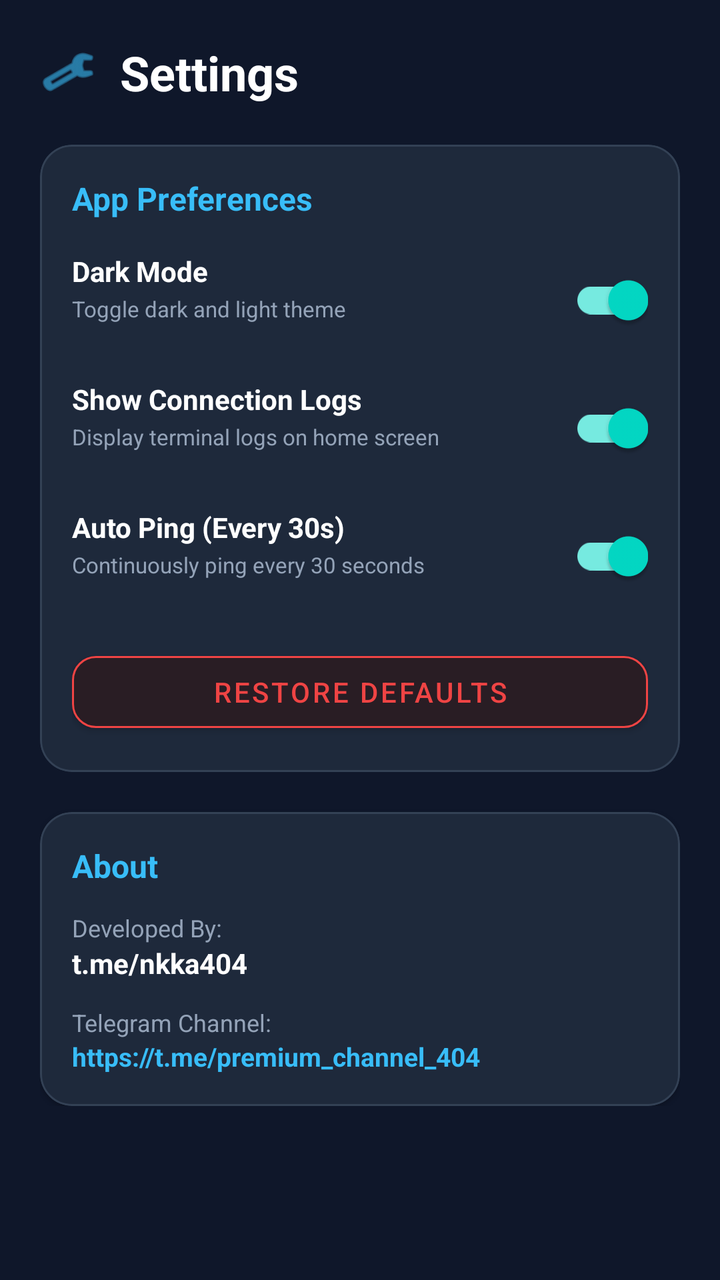
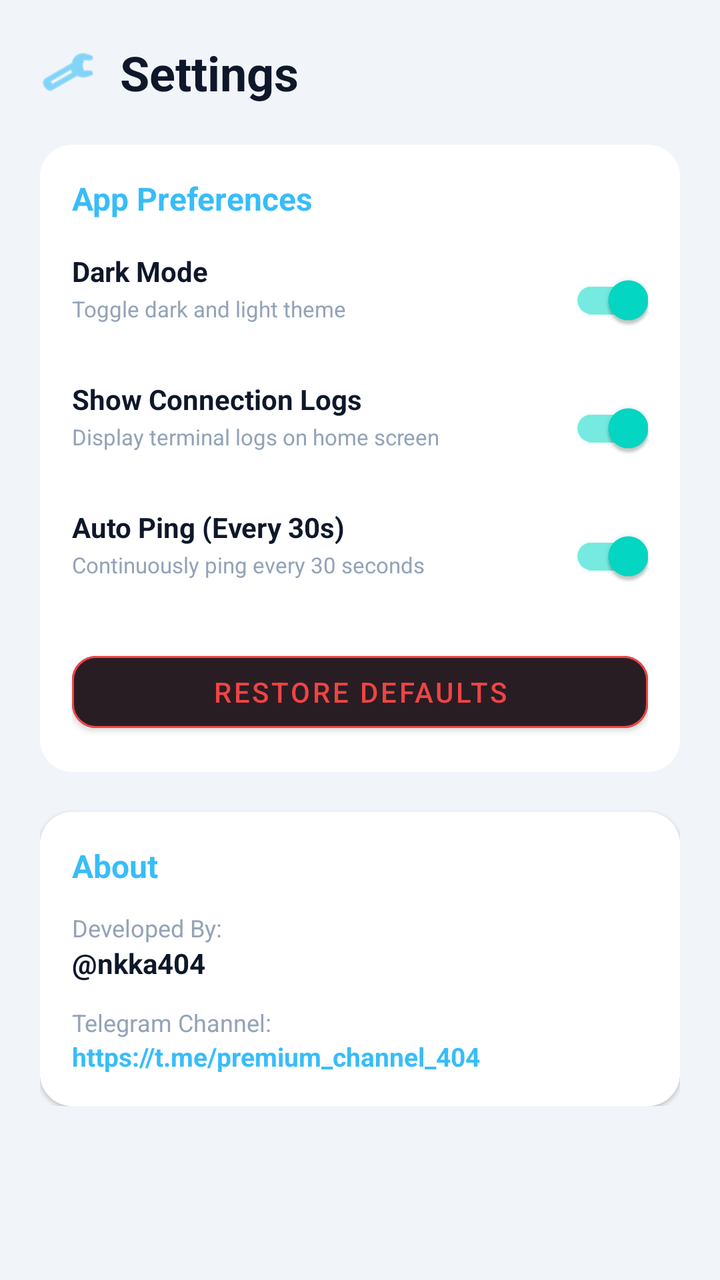

An Android layout rendered at two revisions. The XML below is the earlier revision; the diff shows what the commit changed to produce the second picture.
<!-- AndroidManifest.xml: application theme AppTheme -->
<!-- res/layout/nav_drawer.xml -->
<?xml version="1.0" encoding="utf-8"?>
<ScrollView xmlns:android="http://schemas.android.com/apk/res/android"
    xmlns:app="http://schemas.android.com/apk/res-auto"
    android:id="@+id/drawerScrollView"
    android:layout_width="300dp"
    android:layout_height="match_parent"
    android:layout_gravity="start"
    android:background="#0F172A">

    <LinearLayout
        android:layout_width="match_parent"
        android:layout_height="wrap_content"
        android:orientation="vertical"
        android:padding="20dp">

        
        <LinearLayout
            android:layout_width="match_parent"
            android:layout_height="wrap_content"
            android:gravity="center_vertical"
            android:orientation="horizontal">

            <ImageView
                android:layout_width="28dp"
                android:layout_height="28dp"
                android:src="@android:drawable/ic_menu_preferences"
                app:tint="#38BDF8" />

            <TextView
                android:layout_width="wrap_content"
                android:layout_height="wrap_content"
                android:layout_marginStart="12dp"
                android:text="Settings"
                android:textColor="#FFFFFF"
                android:textSize="24sp"
                android:textStyle="bold" />
        </LinearLayout>

        
        <com.google.android.material.card.MaterialCardView
            android:layout_width="match_parent"
            android:layout_height="wrap_content"
            android:layout_marginTop="20dp"
            app:cardBackgroundColor="#1E293B"
            app:cardCornerRadius="16dp"
            app:strokeColor="#334155"
            app:strokeWidth="1dp">

            <LinearLayout
                android:layout_width="match_parent"
                android:layout_height="wrap_content"
                android:orientation="vertical"
                android:padding="16dp">

                <TextView
                    android:layout_width="wrap_content"
                    android:layout_height="wrap_content"
                    android:text="App Preferences"
                    android:textColor="#38BDF8"
                    android:textSize="16sp"
                    android:textStyle="bold" />

                
                <RelativeLayout
                    android:layout_width="match_parent"
                    android:layout_height="wrap_content"
                    android:layout_marginTop="16dp">

                    <LinearLayout
                        android:layout_width="wrap_content"
                        android:layout_height="wrap_content"
                        android:layout_alignParentStart="true"
                        android:layout_toStartOf="@id/switchDarkMode"
                        android:orientation="vertical">

                        <TextView
                            android:layout_width="wrap_content"
                            android:layout_height="wrap_content"
                            android:text="Dark Mode"
                            android:textColor="#FFFFFF"
                            android:textSize="14sp"
                            android:textStyle="bold" />

                        <TextView
                            android:layout_width="wrap_content"
                            android:layout_height="wrap_content"
                            android:layout_marginTop="2dp"
                            android:text="Toggle dark and light theme"
                            android:textColor="#94A3B8"
                            android:textSize="11sp" />
                    </LinearLayout>

                    <com.google.android.material.switchmaterial.SwitchMaterial
                        android:id="@+id/switchDarkMode"
                        android:layout_width="wrap_content"
                        android:layout_height="wrap_content"
                        android:layout_alignParentEnd="true"
                        android:checked="true" />
                </RelativeLayout>

                
                <RelativeLayout
                    android:layout_width="match_parent"
                    android:layout_height="wrap_content"
                    android:layout_marginTop="16dp">

                    <LinearLayout
                        android:layout_width="wrap_content"
                        android:layout_height="wrap_content"
                        android:layout_alignParentStart="true"
                        android:layout_toStartOf="@id/switchLogs"
                        android:orientation="vertical">

                        <TextView
                            android:layout_width="wrap_content"
                            android:layout_height="wrap_content"
                            android:text="Show Connection Logs"
                            android:textColor="#FFFFFF"
                            android:textSize="14sp"
                            android:textStyle="bold" />

                        <TextView
                            android:layout_width="wrap_content"
                            android:layout_height="wrap_content"
                            android:layout_marginTop="2dp"
                            android:text="Display terminal logs on home screen"
                            android:textColor="#94A3B8"
                            android:textSize="11sp" />
                    </LinearLayout>

                    <com.google.android.material.switchmaterial.SwitchMaterial
                        android:id="@+id/switchLogs"
                        android:layout_width="wrap_content"
                        android:layout_height="wrap_content"
                        android:layout_alignParentEnd="true"
                        android:checked="true" />
                </RelativeLayout>

                
                <RelativeLayout
                    android:layout_width="match_parent"
                    android:layout_height="wrap_content"
                    android:layout_marginTop="16dp">

                    <LinearLayout
                        android:layout_width="wrap_content"
                        android:layout_height="wrap_content"
                        android:layout_alignParentStart="true"
                        android:layout_toStartOf="@id/switchPing"
                        android:orientation="vertical">

                        <TextView
                            android:layout_width="wrap_content"
                            android:layout_height="wrap_content"
                            android:text="Auto Ping (Every 30s)"
                            android:textColor="#FFFFFF"
                            android:textSize="14sp"
                            android:textStyle="bold" />

                        <TextView
                            android:layout_width="wrap_content"
                            android:layout_height="wrap_content"
                            android:layout_marginTop="2dp"
                            android:text="Continuously ping every 30 seconds"
                            android:textColor="#94A3B8"
                            android:textSize="11sp" />
                    </LinearLayout>

                    <com.google.android.material.switchmaterial.SwitchMaterial
                        android:id="@+id/switchPing"
                        android:layout_width="wrap_content"
                        android:layout_height="wrap_content"
                        android:layout_alignParentEnd="true"
                        android:checked="true" />
                </RelativeLayout>

                
                <com.google.android.material.button.MaterialButton
                    android:id="@+id/btnRestoreDefaults"
                    android:layout_width="match_parent"
                    android:layout_height="wrap_content"
                    android:layout_marginTop="20dp"
                    android:text="Restore Defaults"
                    android:textColor="#EF4444"
                    app:backgroundTint="#291D24"
                    app:cornerRadius="12dp"
                    app:strokeColor="#EF4444"
                    app:strokeWidth="1dp" />

            </LinearLayout>
        </com.google.android.material.card.MaterialCardView>

        
        <com.google.android.material.card.MaterialCardView
            android:layout_width="match_parent"
            android:layout_height="wrap_content"
            android:layout_marginTop="20dp"
            app:cardBackgroundColor="#1E293B"
            app:cardCornerRadius="16dp"
            app:strokeColor="#334155"
            app:strokeWidth="1dp">

            <LinearLayout
                android:layout_width="match_parent"
                android:layout_height="wrap_content"
                android:orientation="vertical"
                android:padding="16dp">

                <TextView
                    android:layout_width="wrap_content"
                    android:layout_height="wrap_content"
                    android:text="About"
                    android:textColor="#38BDF8"
                    android:textSize="16sp"
                    android:textStyle="bold" />

                <TextView
                    android:layout_width="wrap_content"
                    android:layout_height="wrap_content"
                    android:layout_marginTop="12dp"
                    android:text="Developed By:"
                    android:textColor="#94A3B8"
                    android:textSize="12sp" />

                <TextView
                    android:layout_width="wrap_content"
                    android:layout_height="wrap_content"
                    android:clickable="true"
                    android:focusable="true"
                    android:text="t.me/nkka404"
                    android:textColor="#FFFFFF"
                    android:textSize="14sp"
                    android:textStyle="bold" />

                <TextView
                    android:layout_width="wrap_content"
                    android:layout_height="wrap_content"
                    android:layout_marginTop="12dp"
                    android:text="Telegram Channel:"
                    android:textColor="#94A3B8"
                    android:textSize="12sp" />

                <TextView
                    android:id="@+id/tvTelegram"
                    android:layout_width="wrap_content"
                    android:layout_height="wrap_content"
                    android:clickable="true"
                    android:focusable="true"
                    android:text="https://t.me/premium_channel_404"
                    android:textColor="#38BDF8"
                    android:textSize="13sp"
                    android:textStyle="bold" />

            </LinearLayout>
        </com.google.android.material.card.MaterialCardView>

    </LinearLayout>
</ScrollView>
<!-- resources referenced by this layout -->
<resources>
  <style name="AppTheme" parent="Theme.MaterialComponents.DayNight.NoActionBar">
          
          <item name="colorPrimary">#38BDF8</item>
          <item name="colorPrimaryVariant">#0284C7</item>
          <item name="colorOnPrimary">#FFFFFF</item>
          
          
          <item name="android:colorBackground">#F1F5F9</item>
          <item name="colorSurface">#FFFFFF</item>
          <item name="colorOnBackground">#0F172A</item>
          <item name="colorOnSurface">#0F172A</item>
          <item name="android:statusBarColor">#F1F5F9</item>
          <item name="android:windowLightStatusBar">true</item>
      </style>
</resources>

<!-- the commit's change to res/layout/nav_drawer.xml (unified diff, before → after) -->
@@ -5,7 +5,7 @@
     android:layout_width="300dp"
     android:layout_height="match_parent"
     android:layout_gravity="start"
-    android:background="#0F172A">
+    android:background="?android:attr/colorBackground">
 
     <LinearLayout
         android:layout_width="match_parent"
@@ -31,7 +31,7 @@
                 android:layout_height="wrap_content"
                 android:layout_marginStart="12dp"
                 android:text="Settings"
-                android:textColor="#FFFFFF"
+                android:textColor="?attr/colorOnBackground"
                 android:textSize="24sp"
                 android:textStyle="bold" />
         </LinearLayout>
@@ -41,9 +41,8 @@
             android:layout_width="match_parent"
             android:layout_height="wrap_content"
             android:layout_marginTop="20dp"
-            app:cardBackgroundColor="#1E293B"
+            app:cardBackgroundColor="?attr/colorSurface"
             app:cardCornerRadius="16dp"
-            app:strokeColor="#334155"
             app:strokeWidth="1dp">
 
             <LinearLayout
@@ -77,7 +76,7 @@
                             android:layout_width="wrap_content"
                             android:layout_height="wrap_content"
                             android:text="Dark Mode"
-                            android:textColor="#FFFFFF"
+                            android:textColor="?attr/colorOnBackground"
                             android:textSize="14sp"
                             android:textStyle="bold" />
 
@@ -115,7 +114,7 @@
                             android:layout_width="wrap_content"
                             android:layout_height="wrap_content"
                             android:text="Show Connection Logs"
-                            android:textColor="#FFFFFF"
+                            android:textColor="?attr/colorOnBackground"
                             android:textSize="14sp"
                             android:textStyle="bold" />
 
@@ -153,7 +152,7 @@
                             android:layout_width="wrap_content"
                             android:layout_height="wrap_content"
                             android:text="Auto Ping (Every 30s)"
-                            android:textColor="#FFFFFF"
+                            android:textColor="?attr/colorOnBackground"
                             android:textSize="14sp"
                             android:textStyle="bold" />
 
@@ -195,9 +194,8 @@
             android:layout_width="match_parent"
             android:layout_height="wrap_content"
             android:layout_marginTop="20dp"
-            app:cardBackgroundColor="#1E293B"
+            app:cardBackgroundColor="?attr/colorSurface"
             app:cardCornerRadius="16dp"
-            app:strokeColor="#334155"
             app:strokeWidth="1dp">
 
             <LinearLayout
@@ -225,10 +223,8 @@
                 <TextView
                     android:layout_width="wrap_content"
                     android:layout_height="wrap_content"
-                    android:clickable="true"
-                    android:focusable="true"
-                    android:text="t.me/nkka404"
-                    android:textColor="#FFFFFF"
+                    android:text="@nkka404"
+                    android:textColor="?attr/colorOnBackground"
                     android:textSize="14sp"
                     android:textStyle="bold" />
 
